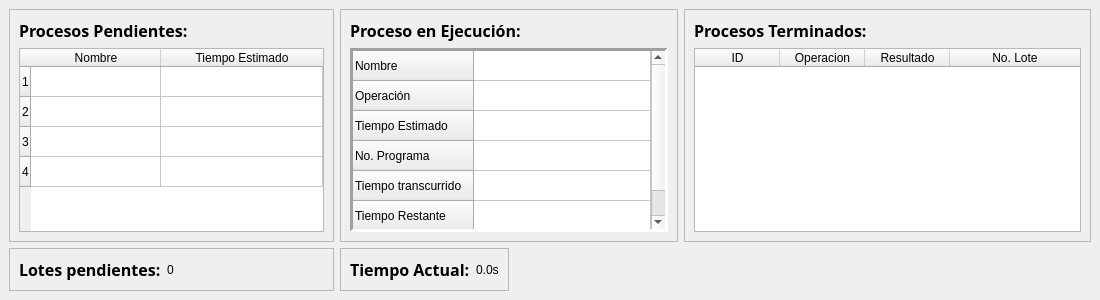
The window that src/MainWindow.ui (angel-lopez9177/Proyecto_SO) describes before a commit, drawn with Qt 5.
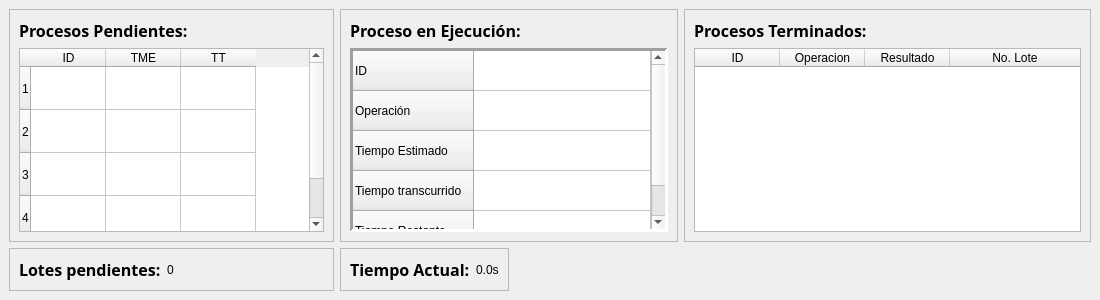
The same window after the commit.

Commit message: Realiza cambios en UI y programa para coincidir con requerimientos P2

Diff of the .ui file:
```diff
--- a/src/MainWindow.ui
+++ b/src/MainWindow.ui
@@ -83,7 +83,7 @@
           <bool>false</bool>
          </property>
          <property name="rowCount">
-          <number>6</number>
+          <number>5</number>
          </property>
          <attribute name="horizontalHeaderVisible">
           <bool>false</bool>
@@ -97,12 +97,15 @@
          <attribute name="verticalHeaderVisible">
           <bool>true</bool>
          </attribute>
+         <attribute name="verticalHeaderDefaultSectionSize">
+          <number>40</number>
+         </attribute>
          <attribute name="verticalHeaderStretchLastSection">
           <bool>false</bool>
          </attribute>
          <row>
           <property name="text">
-           <string>Nombre</string>
+           <string>ID</string>
           </property>
          </row>
          <row>
@@ -115,11 +118,6 @@
            <string>Tiempo Estimado</string>
           </property>
          </row>
-         <row>
-          <property name="text">
-           <string>No. Programa</string>
-          </property>
-         </row>
          <row>
           <property name="text">
            <string>Tiempo transcurrido</string>
@@ -144,26 +142,33 @@
           </property>
          </item>
          <item row="1" column="0">
+          <property name="text">
+           <string/>
+          </property>
           <property name="flags">
            <set>ItemIsSelectable|ItemIsDragEnabled|ItemIsDropEnabled|ItemIsUserCheckable|ItemIsEnabled</set>
           </property>
          </item>
          <item row="2" column="0">
+          <property name="text">
+           <string/>
+          </property>
           <property name="flags">
            <set>ItemIsSelectable|ItemIsDragEnabled|ItemIsDropEnabled|ItemIsUserCheckable|ItemIsEnabled</set>
           </property>
          </item>
          <item row="3" column="0">
+          <property name="text">
+           <string/>
+          </property>
           <property name="flags">
            <set>ItemIsSelectable|ItemIsDragEnabled|ItemIsDropEnabled|ItemIsUserCheckable|ItemIsEnabled</set>
           </property>
          </item>
          <item row="4" column="0">
-          <property name="flags">
-           <set>ItemIsSelectable|ItemIsDragEnabled|ItemIsDropEnabled|ItemIsUserCheckable|ItemIsEnabled</set>
+          <property name="text">
+           <string/>
           </property>
-         </item>
-         <item row="5" column="0">
           <property name="flags">
            <set>ItemIsSelectable|ItemIsDragEnabled|ItemIsDropEnabled|ItemIsUserCheckable|ItemIsEnabled</set>
           </property>
@@ -271,16 +276,22 @@
           <bool>true</bool>
          </attribute>
          <attribute name="horizontalHeaderMinimumSectionSize">
-          <number>120</number>
+          <number>65</number>
          </attribute>
          <attribute name="horizontalHeaderDefaultSectionSize">
-          <number>130</number>
+          <number>75</number>
          </attribute>
          <attribute name="horizontalHeaderHighlightSections">
           <bool>true</bool>
          </attribute>
          <attribute name="horizontalHeaderStretchLastSection">
-          <bool>true</bool>
+          <bool>false</bool>
+         </attribute>
+         <attribute name="verticalHeaderMinimumSectionSize">
+          <number>25</number>
+         </attribute>
+         <attribute name="verticalHeaderDefaultSectionSize">
+          <number>43</number>
          </attribute>
          <attribute name="verticalHeaderStretchLastSection">
           <bool>false</bool>
@@ -291,50 +302,79 @@
          <row/>
          <column>
           <property name="text">
-           <string>Nombre</string>
+           <string>ID</string>
           </property>
          </column>
          <column>
           <property name="text">
-           <string>Tiempo Estimado</string>
+           <string>TME</string>
+          </property>
+         </column>
+         <column>
+          <property name="text">
+           <string>TT</string>
           </property>
          </column>
          <item row="0" column="0">
+          <property name="text">
+           <string/>
+          </property>
           <property name="flags">
            <set>ItemIsSelectable|ItemIsDragEnabled|ItemIsDropEnabled|ItemIsUserCheckable|ItemIsEnabled</set>
           </property>
          </item>
          <item row="0" column="1">
+          <property name="text">
+           <string/>
+          </property>
           <property name="flags">
            <set>ItemIsSelectable|ItemIsDragEnabled|ItemIsDropEnabled|ItemIsUserCheckable|ItemIsEnabled</set>
           </property>
          </item>
          <item row="1" column="0">
+          <property name="text">
+           <string/>
+          </property>
           <property name="flags">
            <set>ItemIsSelectable|ItemIsDragEnabled|ItemIsDropEnabled|ItemIsUserCheckable|ItemIsEnabled</set>
           </property>
          </item>
          <item row="1" column="1">
+          <property name="text">
+           <string/>
+          </property>
           <property name="flags">
            <set>ItemIsSelectable|ItemIsDragEnabled|ItemIsDropEnabled|ItemIsUserCheckable|ItemIsEnabled</set>
           </property>
          </item>
          <item row="2" column="0">
+          <property name="text">
+           <string/>
+          </property>
           <property name="flags">
            <set>ItemIsSelectable|ItemIsDragEnabled|ItemIsDropEnabled|ItemIsUserCheckable|ItemIsEnabled</set>
           </property>
          </item>
          <item row="2" column="1">
+          <property name="text">
+           <string/>
+          </property>
           <property name="flags">
            <set>ItemIsSelectable|ItemIsDragEnabled|ItemIsDropEnabled|ItemIsUserCheckable|ItemIsEnabled</set>
           </property>
          </item>
          <item row="3" column="0">
+          <property name="text">
+           <string/>
+          </property>
           <property name="flags">
            <set>ItemIsSelectable|ItemIsDragEnabled|ItemIsDropEnabled|ItemIsUserCheckable|ItemIsEnabled</set>
           </property>
          </item>
          <item row="3" column="1">
+          <property name="text">
+           <string/>
+          </property>
           <property name="flags">
            <set>ItemIsSelectable|ItemIsDragEnabled|ItemIsDropEnabled|ItemIsUserCheckable|ItemIsEnabled</set>
           </property>
```
Left out of the diff: 3 changed lines with no effect on the pictures. The commit also changes 1 other file.
